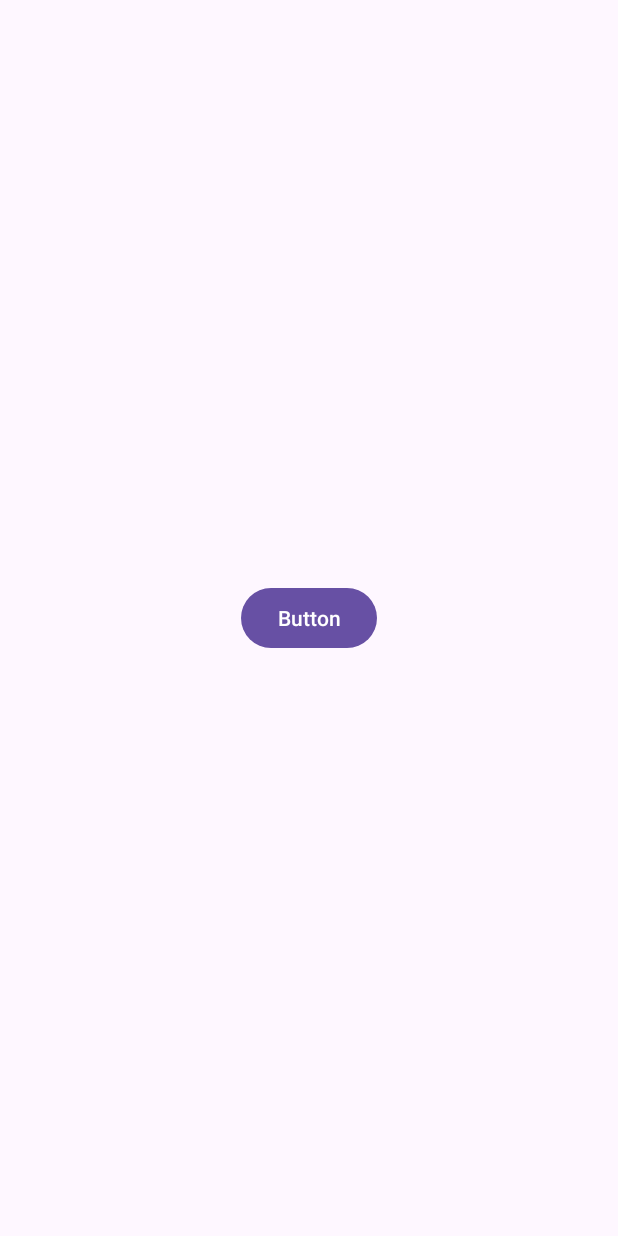
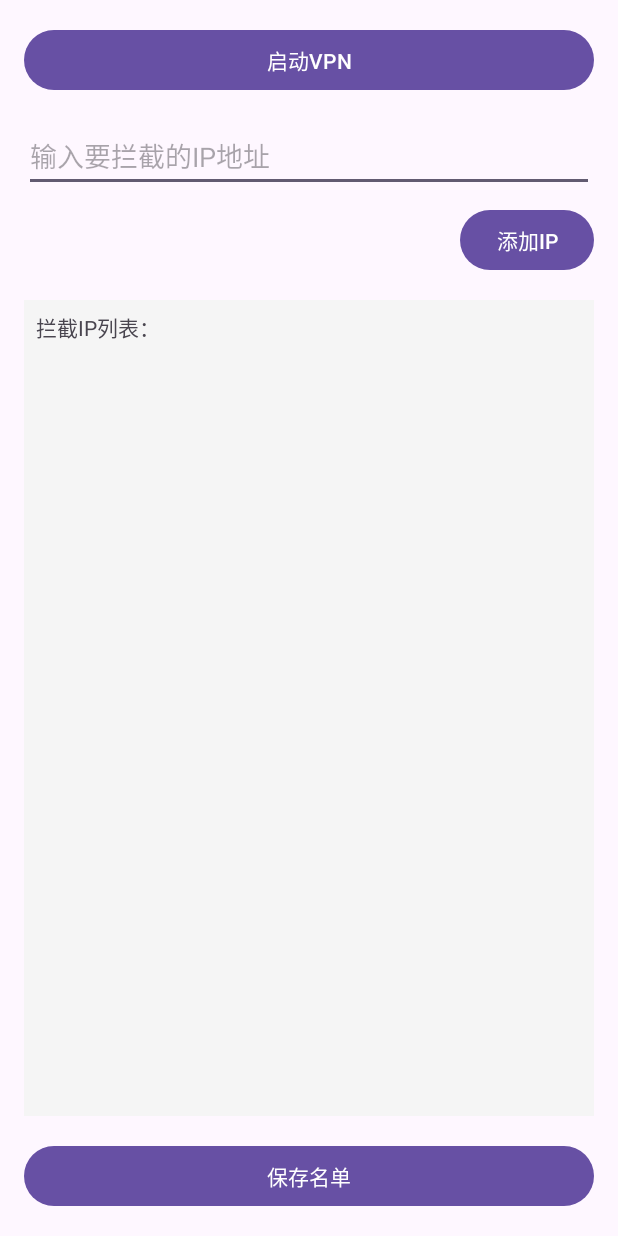
Before and after one commit to Matthew-ljm/IP-Blocker, an Android app: the layout activity_main.xml on its own in the app's theme, with its tools: preview values and no code run, on a phone screen of 412 x 824 dp. Run offline under Robolectric (Android 15) with nearby library versions, the phone set to English and light mode, and no system bars.

Commit message:
Update activity_main.xml

```diff
--- a/app/src/main/res/layout/activity_main.xml
+++ b/app/src/main/res/layout/activity_main.xml
@@ -1,19 +1,50 @@
 <?xml version="1.0" encoding="utf-8"?>
-<androidx.constraintlayout.widget.ConstraintLayout xmlns:android="http://schemas.android.com/apk/res/android"
+<LinearLayout xmlns:android="http://schemas.android.com/apk/res/android"
     xmlns:app="http://schemas.android.com/apk/res-auto"
     xmlns:tools="http://schemas.android.com/tools"
     android:layout_width="match_parent"
     android:layout_height="match_parent"
+    android:orientation="vertical"
+    android:padding="16dp"
     tools:context=".MainActivity">
 
     <com.google.android.material.button.MaterialButton
         android:id="@+id/tun_switch_button"
+        android:layout_width="match_parent"
+        android:layout_height="wrap_content"
+        android:text="启动VPN"
+        android:layout_marginBottom="16dp" />
+
+    <EditText
+        android:id="@+id/ip_input"
+        android:layout_width="match_parent"
+        android:layout_height="wrap_content"
+        android:hint="输入要拦截的IP地址"
+        android:layout_marginBottom="8dp" />
+
+    <Button
+        android:id="@+id/add_ip_button"
         android:layout_width="wrap_content"
         android:layout_height="wrap_content"
-        android:text="Button"
-        app:layout_constraintBottom_toBottomOf="parent"
-        app:layout_constraintEnd_toEndOf="parent"
-        app:layout_constraintStart_toStartOf="parent"
-        app:layout_constraintTop_toTopOf="parent" />
+        android:text="添加IP"
+        android:layout_gravity="end"
+        android:layout_marginBottom="16dp" />
 
-</androidx.constraintlayout.widget.ConstraintLayout>
+    <TextView
+        android:id="@+id/ip_list_text"
+        android:layout_width="match_parent"
+        android:layout_height="0dp"
+        android:layout_weight="1"
+        android:text="拦截IP列表：\n"
+        android:background="#f5f5f5"
+        android:padding="8dp"
+        android:textSize="14sp" />
+
+    <Button
+        android:id="@+id/save_button"
+        android:layout_width="match_parent"
+        android:layout_height="wrap_content"
+        android:text="保存名单"
+        android:layout_marginTop="16dp" />
+
+</LinearLayout>
```
